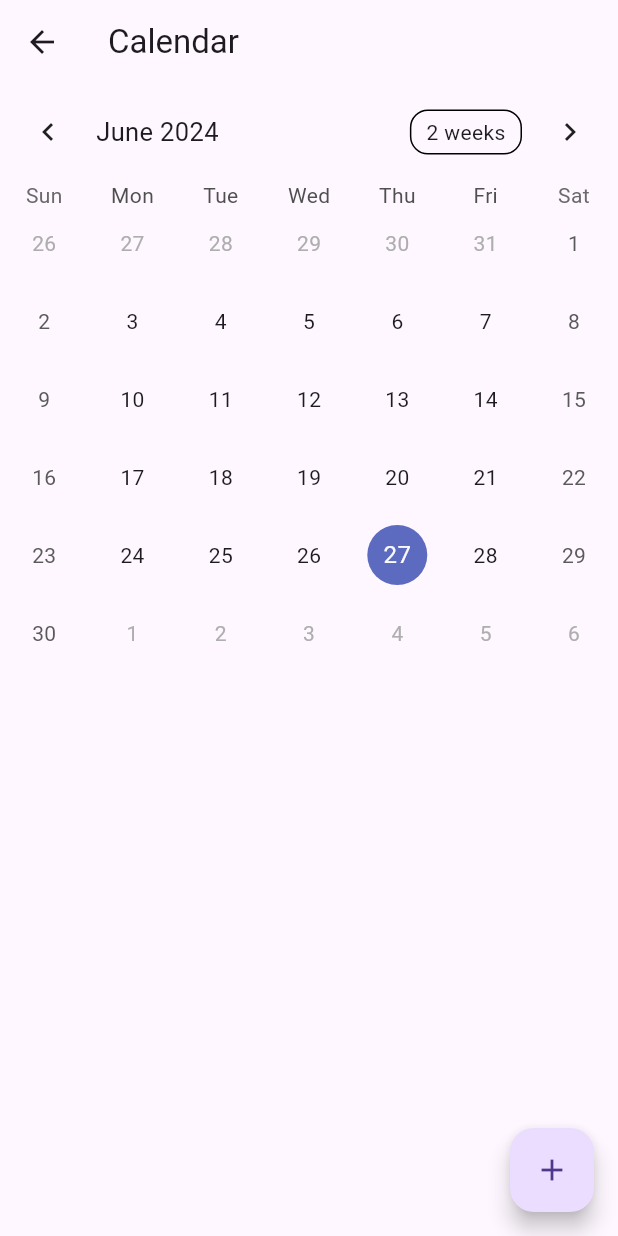
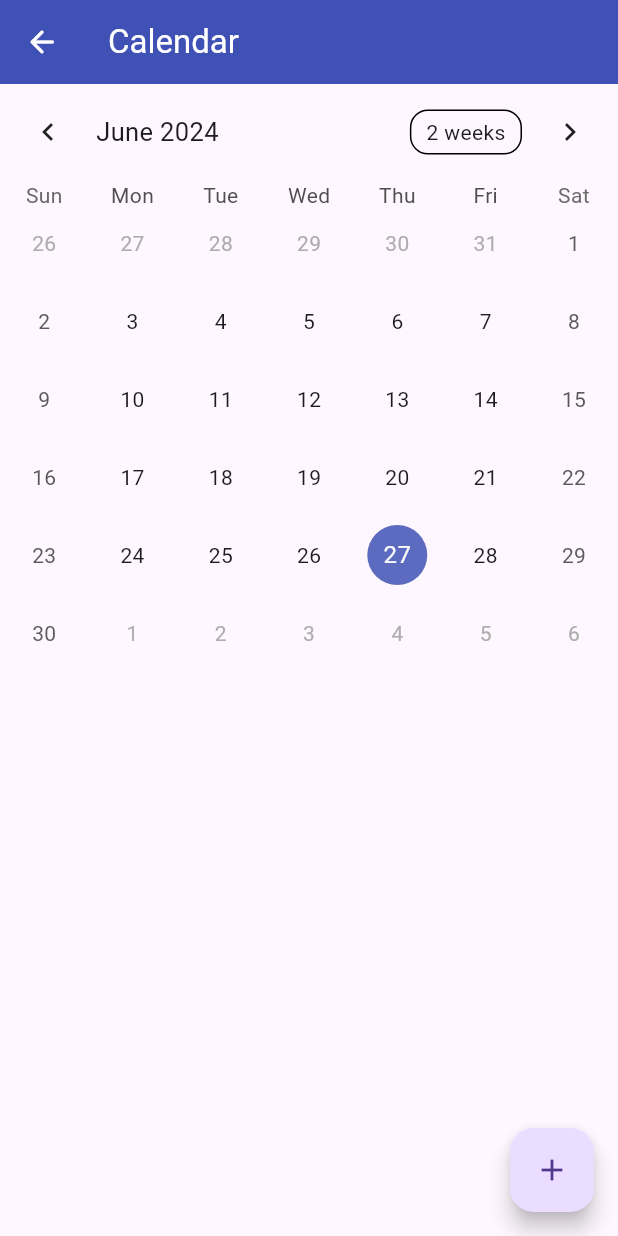
Before and after one commit to YukeeHong/DSG, a Flutter app: the CalendarPage screen opened by its route, on a phone screen of 412 x 824 dp. Run offline on Flutter 3.47's test engine with Material 3 defaults, Android fonts, the phone set to English and light mode, and no system bars; drawn by our look-alikes of table_calendar; our stand-ins replace hive, hive_flutter; missing offline and left inert: flutter_timer_countdown; accounts and stored records are empty.

Commit message:
Fixed Hive Box not saving events in schedule Fixed events not being deleted

```diff
--- a/lib/pages/home.dart
+++ b/lib/pages/home.dart
@@ -13,7 +13,7 @@ class _HomeState extends State<Home> {
   List<Service> services = [
     Service(title: 'Focus Mode', location: '/timer_config', appIcon: 'target.png'),
     Service(title: 'Budget Planner', location: '/budget_planner', appIcon: 'dollar.png'),
-    Service(title: 'Schedule', location: '/schedule', appIcon: 'tomato.png'),
+    Service(title: 'Schedule', location: '/schedule', appIcon: 'calendar.png'),
   ];
 
   Widget build(BuildContext context) {
@@ -36,6 +36,7 @@ class _HomeState extends State<Home> {
                 title: Text(services[index].title),
                 leading: CircleAvatar(
                   backgroundImage: AssetImage('assets/${services[index].appIcon}'),
+                  backgroundColor: Colors.white60,
                 ),
               ),
             ),
--- a/lib/pages/schedule.dart
+++ b/lib/pages/schedule.dart
@@ -36,16 +36,20 @@ class _CalendarPageState extends State<CalendarPage> {
 
   void _deleteEvent(Event event) {
     context.read<EventProvider>().deleteEvent(_selectedDay!, event);
-    setState(() {
     _selectedEvents.value = _getEventsForDay(_selectedDay!);
-    });
   }
 
   @override
   Widget build(BuildContext context) {
     return Scaffold(
       appBar: AppBar(
-        title: Text('Calendar'),
+        title: Text('Calendar', style: TextStyle(color: Colors.white)),
+        backgroundColor: Colors.indigo,
+        leading: IconButton(
+          icon: const Icon(Icons.arrow_back_rounded),
+          color: Colors.white,
+          onPressed: () { Navigator.pop(context); },
+        ),
       ),
       body: Column(
         children: [
@@ -69,13 +73,26 @@ class _CalendarPageState extends State<CalendarPage> {
               });
             },
           ),
-          ..._selectedEvents.value.map((event) => ListTile(
+          ValueListenableBuilder<List<Event>>(
+            valueListenable: _selectedEvents,
+            builder: (context, events, _) {
+              return Expanded(
+                child: ListView.builder(
+                  itemCount: events.length,
+                  itemBuilder: (context, index) {
+                    final event = events[index];
+                    return ListTile(
                       title: Text(event.title),
                       trailing: IconButton(
                         icon: Icon(Icons.delete),
                         onPressed: () => _deleteEvent(event),
                       ),
-          )),
+                    );
+                  },
+                ),
+              );
+            },
+          ),
         ],
       ),
       floatingActionButton: FloatingActionButton(
@@ -99,7 +116,7 @@ class _CalendarPageState extends State<CalendarPage> {
           TextButton(
             onPressed: () {
               if (eventController.text.isEmpty) return;
-              final event = Event(eventController.text);
+              final event = Event(eventController.text, _selectedDay!);
               context.read<EventProvider>().addEvent(_selectedDay!, event);
               Navigator.of(context).pop();
               eventController.clear();
--- a/lib/services/event.dart
+++ b/lib/services/event.dart
@@ -3,11 +3,14 @@ import 'package:hive/hive.dart';
 part 'event.g.dart';
 
 @HiveType(typeId: 1)
-class Event {
+class Event extends HiveObject {
   @HiveField(0)
   final String title;
 
-  Event(this.title);
+  @HiveField(1)
+  final DateTime date;
+
+  Event(this.title, this.date);
 
   @override
   String toString() => title;
--- a/lib/services/event_provider.dart
+++ b/lib/services/event_provider.dart
@@ -1,26 +1,22 @@
 import 'package:flutter/material.dart';
-import 'event.dart';
+import 'package:nus_orbital_chronos/services/event.dart';
+import 'package:hive_flutter/hive_flutter.dart';
+import 'package:table_calendar/table_calendar.dart';
 
 class EventProvider extends ChangeNotifier {
-  final Map<DateTime, List<Event>> _events = {};
+  final Box<Event> _eventsBox = Hive.box<Event>('Events');
 
   List<Event> getEventsForDay(DateTime day) {
-    return _events[day] ?? [];
+    return _eventsBox.values.where((event) => isSameDay(event.date, day)).toList();
   }
 
   void addEvent(DateTime day, Event event) {
-    if (_events[day] == null) {
-      _events[day] = [];
-    }
-    _events[day]!.add(event);
+    _eventsBox.add(event);
     notifyListeners();
   }
 
   void deleteEvent(DateTime day, Event event) {
-    _events[day]?.remove(event);
-    if (_events[day]?.isEmpty ?? false) {
-      _events.remove(day);
-    }
+    event.delete();
     notifyListeners();
   }
 }
--- a/pubspec.yaml
+++ b/pubspec.yaml
@@ -70,6 +70,7 @@ flutter:
     - assets/target.png
     - assets/tomato.png
     - assets/dollar.png
+    - assets/calendar.png
 
   # An image asset can refer to one or more resolution-specific "variants", see
   # https://flutter.dev/assets-and-images/#resolution-aware
```
Also changed, not shown: assets/calendar.png (added), lib/services/event.g.dart. Lines whose indentation alone changed are shown as unchanged.
